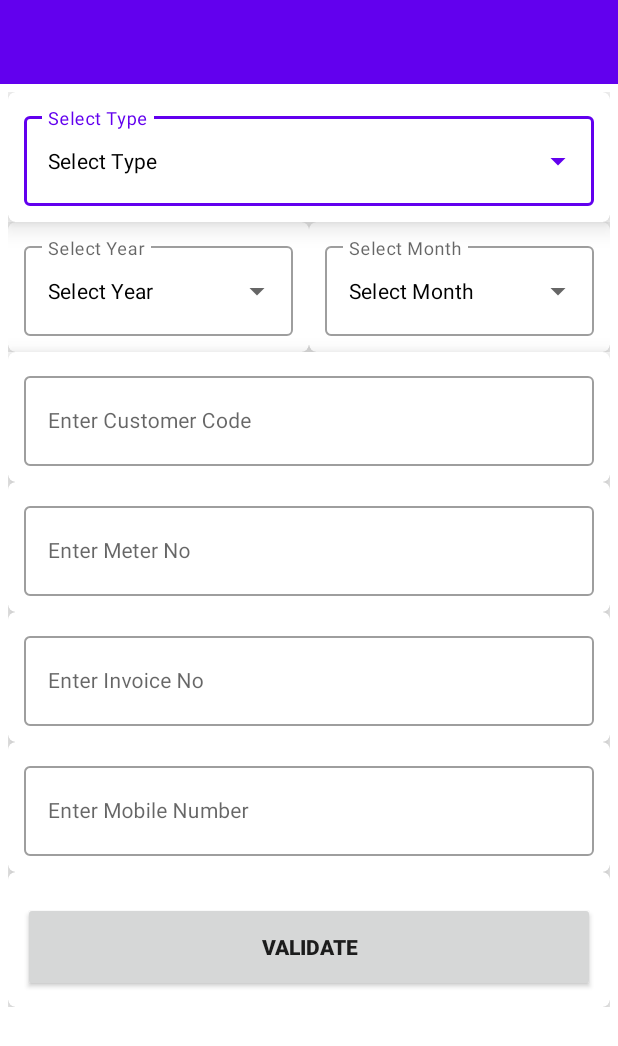
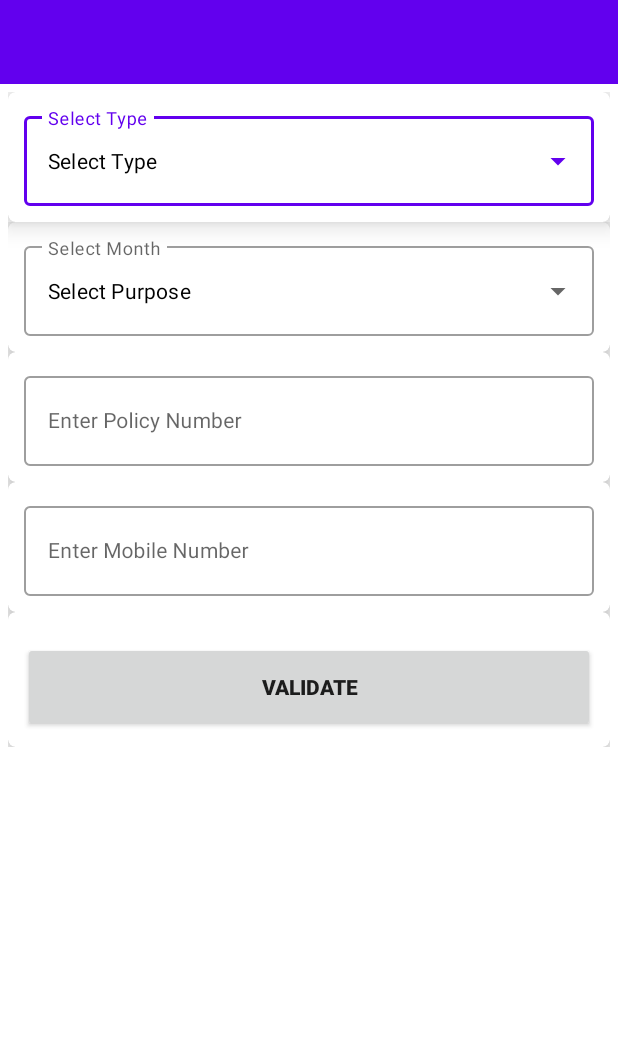
Before and after one commit to emonrait/Dynamic-Utility, an Android app: the layout activity_insurance_bill_payment.xml on its own in the app's theme, with its tools: preview values and no code run, on a phone screen of 412 x 824 dp. Shown: the top 1046 px of the screen. Run offline under Robolectric (Android 15) with nearby library versions, the light colour scheme and no system bars.

Commit message:
update module

```diff
--- a/app/src/main/java/com/emon/raihan/dynamicutility/view/InsuranceBillPayment.kt
+++ b/app/src/main/java/com/emon/raihan/dynamicutility/view/InsuranceBillPayment.kt
@@ -3,8 +3,11 @@ package com.emon.raihan.dynamicutility.view
 import android.content.Intent
 import androidx.appcompat.app.AppCompatActivity
 import android.os.Bundle
+import android.view.View
 import android.widget.ArrayAdapter
+import android.widget.LinearLayout
 import androidx.appcompat.widget.Toolbar
+import androidx.cardview.widget.CardView
 import com.emon.raihan.dynamicutility.R
 import com.emon.raihan.dynamicutility.model.CodeDesOptions
 import com.emon.raihan.dynamicutility.util.CustomActivityClear
@@ -14,6 +17,10 @@ import java.util.*
 class InsuranceBillPayment : AppCompatActivity() {
     private lateinit var toolbar: Toolbar
     private lateinit var sp_bill_type_value: MaterialAutoCompleteTextView
+    private lateinit var input_value_param_layout: LinearLayout
+    private lateinit var sp_purpose_cardview: CardView
+    private lateinit var policy_number_input_cardview: CardView
+    private lateinit var input_mobile_no_cardview: CardView
 
     var codeDesOptions: ArrayList<CodeDesOptions> = ArrayList<CodeDesOptions>()
     var billType = ""
@@ -22,6 +29,10 @@ class InsuranceBillPayment : AppCompatActivity() {
         setContentView(R.layout.activity_insurance_bill_payment)
         toolbar = findViewById(R.id.toolbar)
         sp_bill_type_value = findViewById(R.id.sp_bill_type_value)
+        input_value_param_layout = findViewById(R.id.input_value_param_layout)
+        sp_purpose_cardview = findViewById(R.id.sp_purpose_cardview)
+        policy_number_input_cardview = findViewById(R.id.policy_number_input_cardview)
+        input_mobile_no_cardview = findViewById(R.id.input_mobile_no_cardview)
 
         setSupportActionBar(toolbar)
         Objects.requireNonNull(supportActionBar)?.setHomeButtonEnabled(true)
@@ -30,9 +41,9 @@ class InsuranceBillPayment : AppCompatActivity() {
 
         toolbar.setNavigationOnClickListener {
             val intent = Intent(this, MainActivity::class.java)
-            CustomActivityClear.doClearActivity(intent,this)
+            CustomActivityClear.doClearActivity(intent, this)
         }
-
+        input_value_param_layout.visibility = View.GONE
 
         codeDesOptions.add(CodeDesOptions("Metlife", "METLIFE"))
         codeDesOptions.add(CodeDesOptions("Jibon Bima Corporation", "JBC"))
@@ -45,6 +56,17 @@ class InsuranceBillPayment : AppCompatActivity() {
 
         sp_bill_type_value.setOnItemClickListener { parent, arg1, position, id ->
             billType = codeDesOptions[position].code.toString()
+            input_value_param_layout.visibility = View.VISIBLE
+
+            if (billType.equals("METLIFE")) {
+                sp_purpose_cardview.visibility = View.VISIBLE
+                policy_number_input_cardview.visibility = View.VISIBLE
+                input_mobile_no_cardview.visibility = View.GONE
+            } else {
+                sp_purpose_cardview.visibility = View.GONE
+                policy_number_input_cardview.visibility = View.VISIBLE
+                input_mobile_no_cardview.visibility = View.VISIBLE
+            }
 
 
         }
--- a/app/src/main/res/layout/activity_insurance_bill_payment.xml
+++ b/app/src/main/res/layout/activity_insurance_bill_payment.xml
@@ -36,12 +36,12 @@
                 android:orientation="vertical">
 
                 <LinearLayout
-                    android:id="@+id/gas_input_layout"
+                    android:id="@+id/insurance_input_layout"
                     android:layout_width="match_parent"
                     android:layout_height="wrap_content"
                     android:orientation="vertical">
 
-                    <include layout="@layout/gas_input_layout" />
+                    <include layout="@layout/insurance_input_layout" />
                 </LinearLayout>
 
                 <LinearLayout
--- /dev/null
+++ b/app/src/main/res/layout/insurance_input_layout.xml
@@ -0,0 +1,188 @@
+<?xml version="1.0" encoding="utf-8"?>
+<RelativeLayout xmlns:android="http://schemas.android.com/apk/res/android"
+    xmlns:app="http://schemas.android.com/apk/res-auto"
+    android:layout_width="match_parent"
+    android:layout_height="match_parent"
+    android:orientation="vertical">
+
+    <LinearLayout
+        android:id="@+id/input_value"
+        android:layout_width="match_parent"
+        android:layout_height="wrap_content"
+        android:orientation="vertical">
+
+        <androidx.cardview.widget.CardView
+            android:id="@+id/type_input_cardview"
+            android:layout_width="match_parent"
+            android:layout_height="wrap_content"
+            android:elevation="@dimen/margin_10"
+            android:visibility="visible"
+            app:cardCornerRadius="@dimen/margin_5"
+            app:cardElevation="@dimen/margin_10">
+
+
+            <com.google.android.material.textfield.TextInputLayout
+                android:id="@+id/textField"
+                style="@style/Widget.MaterialComponents.TextInputLayout.OutlinedBox.ExposedDropdownMenu"
+                android:layout_width="match_parent"
+                android:layout_height="match_parent"
+                android:layout_margin="@dimen/margin_5"
+                android:hint="@string/select_type"
+                android:padding="@dimen/padding_5">
+
+                <com.google.android.material.textfield.MaterialAutoCompleteTextView
+                    android:id="@+id/sp_bill_type_value"
+                    android:layout_width="match_parent"
+                    android:layout_height="60dp"
+                    android:inputType="none"
+                    android:padding="@dimen/padding_5"
+                    android:singleLine="true"
+                    android:text="@string/select_type"
+                    android:textColor="@color/black"
+                    android:textSize="@dimen/textsize_base" />
+
+            </com.google.android.material.textfield.TextInputLayout>
+
+        </androidx.cardview.widget.CardView>
+
+        <LinearLayout
+            android:id="@+id/input_value_param_layout"
+            android:layout_width="match_parent"
+            android:layout_height="wrap_content"
+            android:orientation="vertical">
+
+            <androidx.cardview.widget.CardView
+                android:id="@+id/sp_purpose_cardview"
+                android:layout_width="match_parent"
+                android:layout_height="wrap_content"
+                android:layout_weight="1"
+                android:elevation="@dimen/margin_10"
+                android:visibility="visible"
+                app:cardCornerRadius="@dimen/margin_5"
+                app:cardElevation="@dimen/margin_10">
+
+
+                <com.google.android.material.textfield.TextInputLayout
+                    android:id="@+id/sp_purpose_input"
+                    style="@style/Widget.MaterialComponents.TextInputLayout.OutlinedBox.ExposedDropdownMenu"
+                    android:layout_width="match_parent"
+                    android:layout_height="match_parent"
+                    android:layout_margin="@dimen/margin_5"
+                    android:hint="@string/select_month"
+                    android:padding="@dimen/padding_5">
+
+                    <com.google.android.material.textfield.MaterialAutoCompleteTextView
+                        android:id="@+id/sp_purpose_value"
+                        android:layout_width="match_parent"
+                        android:layout_height="60dp"
+                        android:inputType="none"
+                        android:padding="@dimen/padding_5"
+                        android:singleLine="true"
+                        android:text="@string/select_purpose"
+                        android:textColor="@color/black"
+                        android:textSize="@dimen/textsize_base" />
+
+                </com.google.android.material.textfield.TextInputLayout>
+
+            </androidx.cardview.widget.CardView>
+
+            <androidx.cardview.widget.CardView
+                android:id="@+id/policy_number_input_cardview"
+                android:layout_width="match_parent"
+                android:layout_height="wrap_content"
+                android:elevation="@dimen/margin_10"
+                android:visibility="visible"
+                app:cardCornerRadius="@dimen/margin_5"
+                app:cardElevation="@dimen/margin_10">
+
+
+                <com.google.android.material.textfield.TextInputLayout
+                    android:id="@+id/policy_number_input"
+                    style="@style/Widget.MaterialComponents.TextInputLayout.OutlinedBox"
+                    android:layout_width="match_parent"
+                    android:layout_height="match_parent"
+                    android:layout_margin="@dimen/margin_5"
+                    android:hint="@string/policy_number"
+                    android:padding="@dimen/padding_5">
+
+                    <com.google.android.material.textfield.TextInputEditText
+                        android:id="@+id/et_customer_code_value"
+                        android:layout_width="match_parent"
+                        android:layout_height="60dp"
+                        android:inputType="text"
+                        android:padding="@dimen/padding_5"
+                        android:singleLine="true"
+                        android:textColor="@color/black"
+                        android:textSize="@dimen/textsize_base" />
+
+                </com.google.android.material.textfield.TextInputLayout>
+
+
+            </androidx.cardview.widget.CardView>
+
+            <androidx.cardview.widget.CardView
+                android:id="@+id/input_mobile_no_cardview"
+                android:layout_width="match_parent"
+                android:layout_height="wrap_content"
+                android:elevation="@dimen/margin_10"
+                android:visibility="visible"
+                app:cardCornerRadius="@dimen/margin_5"
+                app:cardElevation="@dimen/margin_10">
+
+
+                <com.google.android.material.textfield.TextInputLayout
+                    android:id="@+id/mobile_no_input"
+                    style="@style/Widget.MaterialComponents.TextInputLayout.OutlinedBox"
+                    android:layout_width="match_parent"
+                    android:layout_height="match_parent"
+                    android:layout_margin="@dimen/margin_5"
+                    android:hint="@string/mobile_number"
+                    android:padding="@dimen/padding_5">
+
+                    <com.google.android.material.textfield.TextInputEditText
+                        android:id="@+id/et_mobile_no_value"
+                        android:layout_width="match_parent"
+                        android:layout_height="60dp"
+                        android:inputType="phone"
+                        android:padding="@dimen/padding_5"
+                        android:singleLine="true"
+                        android:textColor="@color/black"
+                        android:textSize="@dimen/textsize_base" />
+
+                </com.google.android.material.textfield.TextInputLayout>
+
+
+            </androidx.cardview.widget.CardView>
+
+            <androidx.cardview.widget.CardView
+                android:id="@+id/btn_validate_cardview"
+                android:layout_width="match_parent"
+                android:layout_height="wrap_content"
+                android:layout_below="@+id/input_value"
+                android:elevation="@dimen/margin_10"
+                android:visibility="visible"
+                app:cardCornerRadius="@dimen/margin_5"
+                app:cardElevation="@dimen/margin_10">
+
+                <androidx.appcompat.widget.AppCompatButton
+                    android:id="@+id/btn_validate"
+                    android:layout_width="match_parent"
+                    android:layout_height="60dp"
+                    android:layout_marginLeft="@dimen/margin_10"
+                    android:layout_marginTop="@dimen/margin_20"
+                    android:layout_marginRight="@dimen/margin_10"
+                    android:layout_marginBottom="@dimen/margin_10"
+                    android:padding="@dimen/padding_5"
+                    android:text="@string/validate"
+                    android:textStyle="bold" />
+
+
+            </androidx.cardview.widget.CardView>
+
+        </LinearLayout>
+
+
+    </LinearLayout>
+
+
+</RelativeLayout>
--- a/app/src/main/res/values/strings.xml
+++ b/app/src/main/res/values/strings.xml
@@ -43,4 +43,6 @@
     <string name="app_slogan">Welcome to Dynamic Utility Bill Collection</string>
     <string name="invoice_no">Enter Invoice No</string>
     <string name="mobile_number">Enter Mobile Number</string>
+    <string name="policy_number">Enter Policy Number</string>
+    <string name="select_purpose">Select Purpose</string>
 </resources>
```
